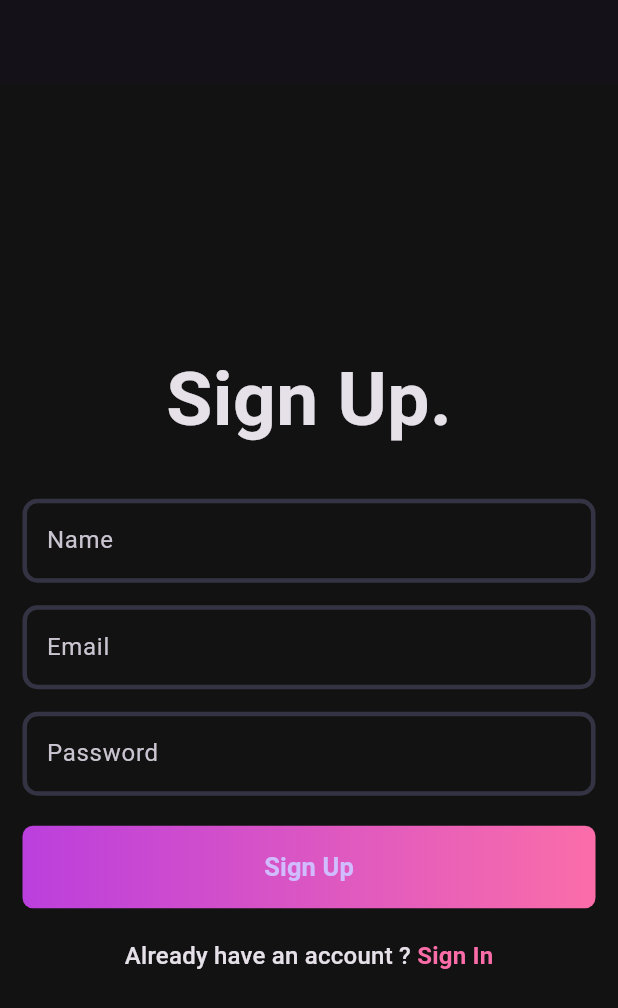
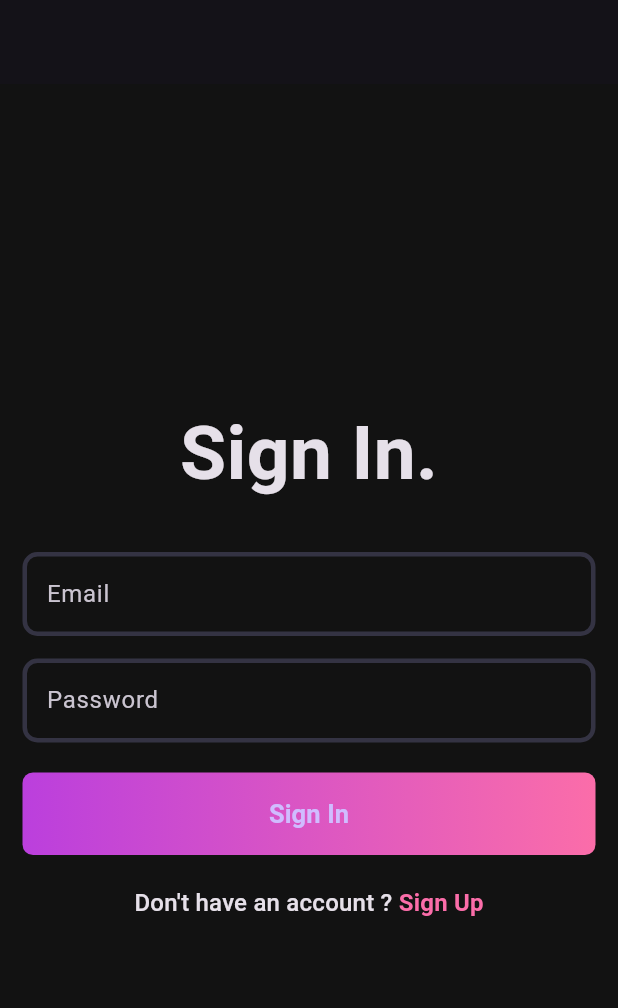
Before and after one commit to yuvrajsinghgmx/musicapp, a Flutter app: the screen it shows after launch, on a phone screen of 412 x 824 dp. Shown: the top 1008 px of the screen. Run offline on Flutter 3.47's test engine with Material 3 defaults, Android fonts, the phone set to English and light mode, and no system bars.

```diff
--- /dev/null
+++ b/client/lib/features/auth/view/pages/login_page.dart
@@ -0,0 +1,82 @@
+import 'package:client/core/theme/app_pallete.dart';
+import 'package:client/features/auth/view/widgets/auth_gradient_button.dart';
+import 'package:client/features/auth/view/widgets/custom_widget.dart';
+import 'package:flutter/material.dart';
+
+class LoginPage extends StatefulWidget {
+  const LoginPage({super.key});
+
+  @override
+  State<LoginPage> createState() => _LoginPageState();
+}
+
+class _LoginPageState extends State<LoginPage> {
+  final emailController = TextEditingController();
+  final passwordController = TextEditingController();
+  final formKey = GlobalKey<FormState>();
+//Doubt over here.
+  @override
+  void dispose() {
+    emailController.dispose();
+    passwordController.dispose();
+    super.dispose();
+    formKey.currentState!.validate();
+  }
+
+  @override
+  Widget build(BuildContext context) {
+    return Scaffold(
+      appBar: AppBar(),
+      body: Padding(
+        padding: const EdgeInsets.all(15.0),
+        child: Form(
+          key: formKey,
+          child: Column(
+            mainAxisAlignment: MainAxisAlignment.center,
+            children: [
+              const Text(
+                'Sign In.',
+                style: TextStyle(fontSize: 50, fontWeight: FontWeight.bold),
+              ),
+              const SizedBox(
+                height: 30,
+              ),
+              CustomField(
+                controller: emailController,
+                hintText: 'Email',
+              ),
+              const SizedBox(
+                height: 15,
+              ),
+              CustomField(
+                  controller: passwordController,
+                  isObscureText: true,
+                  hintText: 'Password'),
+              const SizedBox(
+                height: 20,
+              ),
+               AuthGradientButton(
+                text: 'Sign In',
+                onTap: () {},
+                ),
+              const SizedBox(
+                height: 20,
+              ),
+              RichText(
+                  text: TextSpan(
+                      text: 'Don\'t have an account ? ',
+                      style: Theme.of(context).textTheme.titleMedium,
+                      children: const [
+                    TextSpan(
+                        text: 'Sign Up',
+                        style: TextStyle(
+                            color: Pallete.gradient2,
+                            fontWeight: FontWeight.bold))
+                  ]))
+            ],
+          ),
+        ),
+      ),
+    );
+  }
+}
--- a/client/lib/features/auth/view/pages/signup_page.dart
+++ b/client/lib/features/auth/view/pages/signup_page.dart
@@ -64,7 +64,9 @@ class _SignupPageState extends State<SignupPage> {
               const SizedBox(
                 height: 20,
               ),
-              const AuthGradientButton(text: 'Sign Up'),
+               AuthGradientButton(
+                onTap: (){},
+                text: 'Sign Up'),
               const SizedBox(
                 height: 20,
               ),
--- a/client/lib/features/auth/view/widgets/auth_gradient_button.dart
+++ b/client/lib/features/auth/view/widgets/auth_gradient_button.dart
@@ -2,8 +2,9 @@ import 'package:client/core/theme/app_pallete.dart';
 import 'package:flutter/material.dart';
 
 class AuthGradientButton extends StatelessWidget {
+  final VoidCallback onTap;
   final String text;
-  const AuthGradientButton({super.key, required this.text});
+  const AuthGradientButton({super.key, required this.text,required this.onTap});
 
   @override
   Widget build(BuildContext context) {
--- a/client/lib/features/auth/view/widgets/custom_widget.dart
+++ b/client/lib/features/auth/view/widgets/custom_widget.dart
@@ -5,7 +5,10 @@ class CustomField extends StatelessWidget {
   final TextEditingController controller;
   final bool isObscureText;
   const CustomField(
-      {super.key, required this.hintText, required this.controller,this.isObscureText=false});
+      {super.key,
+      required this.hintText,
+      required this.controller,
+      this.isObscureText = false});
 
   @override
   Widget build(BuildContext context) {
@@ -15,6 +18,12 @@ class CustomField extends StatelessWidget {
       decoration: InputDecoration(
         hintText: hintText,
       ),
+      validator: (val) {
+        if (val!.trim().isEmpty) {
+          return '$hintText is missing!.';
+        }
+        return null;
+      },
     );
   }
 }
--- a/client/lib/main.dart
+++ b/client/lib/main.dart
@@ -1,4 +1,5 @@
 import 'package:client/core/theme/apptheme.dart';
+import 'package:client/features/auth/view/pages/login_page.dart';
 import 'package:client/features/auth/view/pages/signup_page.dart';
 import 'package:flutter/material.dart';
 
@@ -13,7 +14,7 @@ class MyApp extends StatelessWidget {
     return MaterialApp(
       title: 'Music App',
       theme: Apptheme.darkThemeMode,
-      home: const SignupPage(),
+      home: const LoginPage(),
     );
   }
 }
```
Also changed, not shown: 1 other file.
